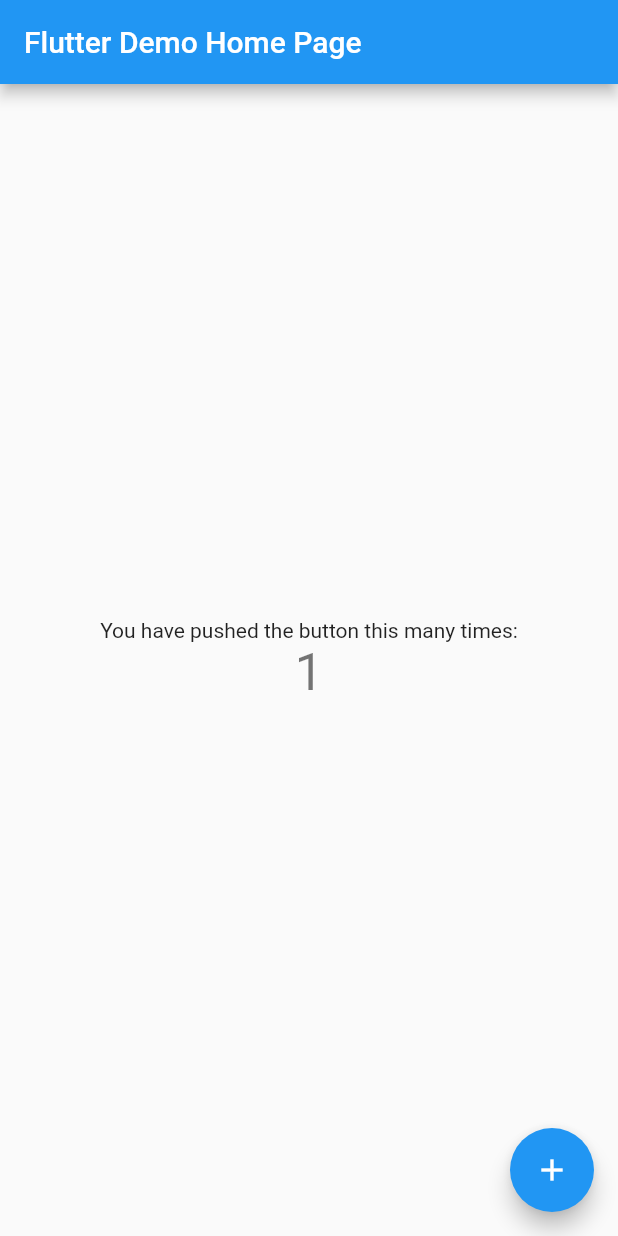
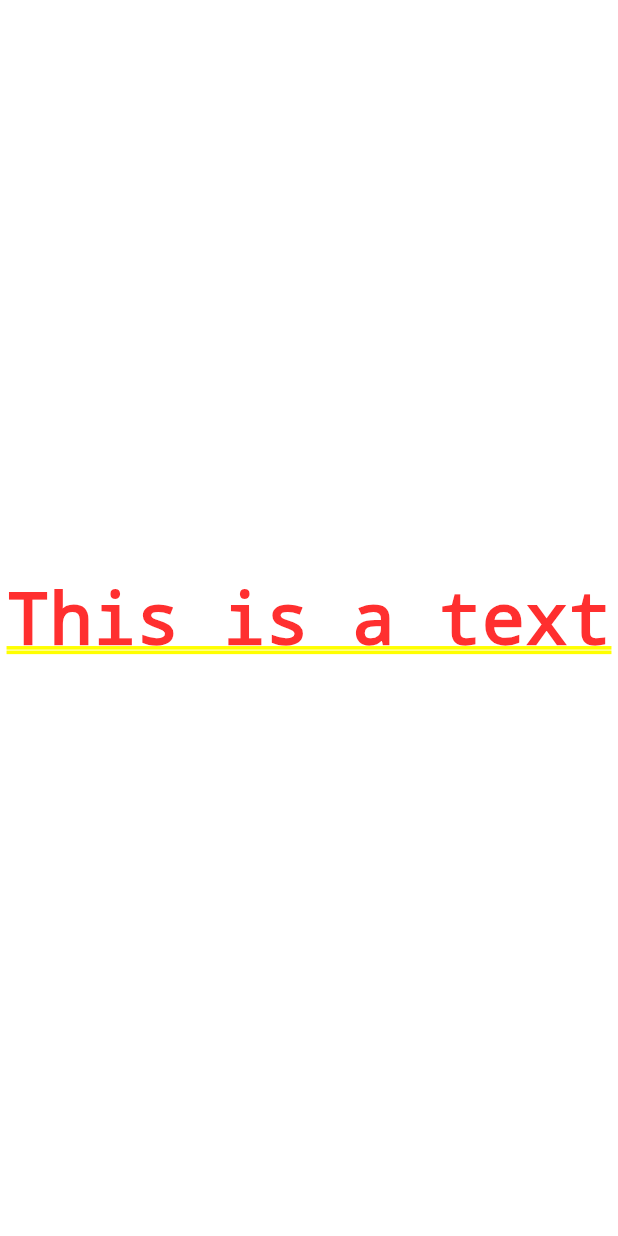
Before and after one commit to adityaladwa/todoapp, a Flutter app: the screen it shows after launch, after a tap on the "add" icon, on a phone screen of 412 x 824 dp. Run offline on Flutter 3.47's test engine with Material 2 defaults, Android fonts, the phone set to English and light mode, and no system bars.

Commit message:
Added login page

```diff
--- /dev/null
+++ b/frontend/lib/home.dart
@@ -0,0 +1,63 @@
+import 'package:flutter/material.dart';
+
+import 'login.dart';
+
+class MyHomePage extends StatefulWidget {
+  MyHomePage({Key key, this.title}) : super(key: key);
+
+  // This widget is the home page of your application. It is stateful, meaning
+  // that it has a State object (defined below) that contains fields that affect
+  // how it looks.
+
+  // This class is the configuration for the state. It holds the values (in this
+  // case the title) provided by the parent (in this case the App widget) and
+  // used by the build method of the State. Fields in a Widget subclass are
+  // always marked "final".
+
+  final String title;
+
+  @override
+  _MyHomePageState createState() => _MyHomePageState();
+}
+
+class _MyHomePageState extends State<MyHomePage> {
+  int _counter = 0;
+
+  void _incrementCounter(BuildContext buildContext) {}
+
+  @override
+  Widget build(BuildContext context) {
+    return Scaffold(
+      appBar: AppBar(
+        // Here we take the value from the MyHomePage object that was created by
+        // the App.build method, and use it to set our appbar title.
+        title: Text(widget.title),
+      ),
+      body: Center(
+        // Center is a layout widget. It takes a single child and positions it
+        // in the middle of the parent.
+        child: Column(
+          mainAxisAlignment: MainAxisAlignment.center,
+          children: <Widget>[
+            Text(
+              'You have pushed the button this many times:',
+            ),
+            Text(
+              '$_counter',
+              style: Theme.of(context).textTheme.headline4,
+            ),
+          ],
+        ),
+      ),
+      floatingActionButton: FloatingActionButton(
+        onPressed: () {
+          Navigator.push(context, MaterialPageRoute(builder: (context) {
+            return LoginPage();
+          }));
+        },
+        tooltip: 'Increment',
+        child: Icon(Icons.add),
+      ), // This trailing comma makes auto-formatting nicer for build methods.
+    );
+  }
+}
--- /dev/null
+++ b/frontend/lib/login.dart
@@ -0,0 +1,11 @@
+import 'package:flutter/material.dart';
+
+class LoginPage extends StatelessWidget {
+  @override
+  Widget build(BuildContext context) {
+    // TODO: implement build
+    return Center(
+      child: Text("This is a text"),
+    );
+  }
+}
--- a/frontend/lib/main.dart
+++ b/frontend/lib/main.dart
@@ -1,4 +1,5 @@
 import 'package:flutter/material.dart';
+import 'package:frontend/home.dart';
 
 void main() {
   runApp(MyApp());
@@ -30,88 +31,3 @@ class MyApp extends StatelessWidget {
     );
   }
 }
-
-class MyHomePage extends StatefulWidget {
-  MyHomePage({Key key, this.title}) : super(key: key);
-
-  // This widget is the home page of your application. It is stateful, meaning
-  // that it has a State object (defined below) that contains fields that affect
-  // how it looks.
-
-  // This class is the configuration for the state. It holds the values (in this
-  // case the title) provided by the parent (in this case the App widget) and
-  // used by the build method of the State. Fields in a Widget subclass are
-  // always marked "final".
-
-  final String title;
-
-  @override
-  _MyHomePageState createState() => _MyHomePageState();
-}
-
-class _MyHomePageState extends State<MyHomePage> {
-  int _counter = 0;
-
-  void _incrementCounter() {
-    setState(() {
-      // This call to setState tells the Flutter framework that something has
-      // changed in this State, which causes it to rerun the build method below
-      // so that the display can reflect the updated values. If we changed
-      // _counter without calling setState(), then the build method would not be
-      // called again, and so nothing would appear to happen.
-      _counter++;
-    });
-  }
-
-  @override
-  Widget build(BuildContext context) {
-    // This method is rerun every time setState is called, for instance as done
-    // by the _incrementCounter method above.
-    //
-    // The Flutter framework has been optimized to make rerunning build methods
-    // fast, so that you can just rebuild anything that needs updating rather
-    // than having to individually change instances of widgets.
-    return Scaffold(
-      appBar: AppBar(
-        // Here we take the value from the MyHomePage object that was created by
-        // the App.build method, and use it to set our appbar title.
-        title: Text(widget.title),
-      ),
-      body: Center(
-        // Center is a layout widget. It takes a single child and positions it
-        // in the middle of the parent.
-        child: Column(
-          // Column is also a layout widget. It takes a list of children and
-          // arranges them vertically. By default, it sizes itself to fit its
-          // children horizontally, and tries to be as tall as its parent.
-          //
-          // Invoke "debug painting" (press "p" in the console, choose the
-          // "Toggle Debug Paint" action from the Flutter Inspector in Android
-          // Studio, or the "Toggle Debug Paint" command in Visual Studio Code)
-          // to see the wireframe for each widget.
-          //
-          // Column has various properties to control how it sizes itself and
-          // how it positions its children. Here we use mainAxisAlignment to
-          // center the children vertically; the main axis here is the vertical
-          // axis because Columns are vertical (the cross axis would be
-          // horizontal).
-          mainAxisAlignment: MainAxisAlignment.center,
-          children: <Widget>[
-            Text(
-              'You have pushed the button this many times:',
-            ),
-            Text(
-              '$_counter',
-              style: Theme.of(context).textTheme.headline4,
-            ),
-          ],
-        ),
-      ),
-      floatingActionButton: FloatingActionButton(
-        onPressed: _incrementCounter,
-        tooltip: 'Increment',
-        child: Icon(Icons.add),
-      ), // This trailing comma makes auto-formatting nicer for build methods.
-    );
-  }
-}
```
